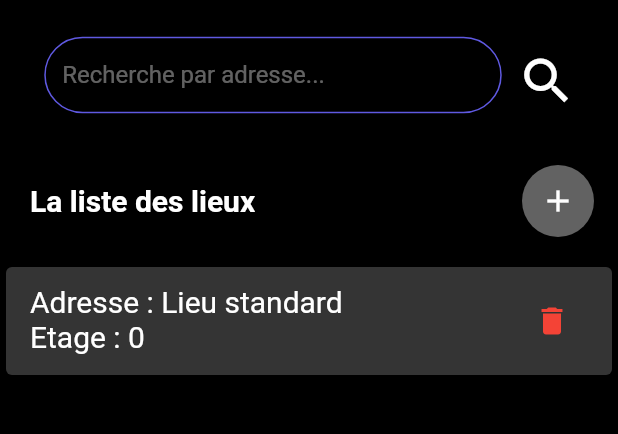
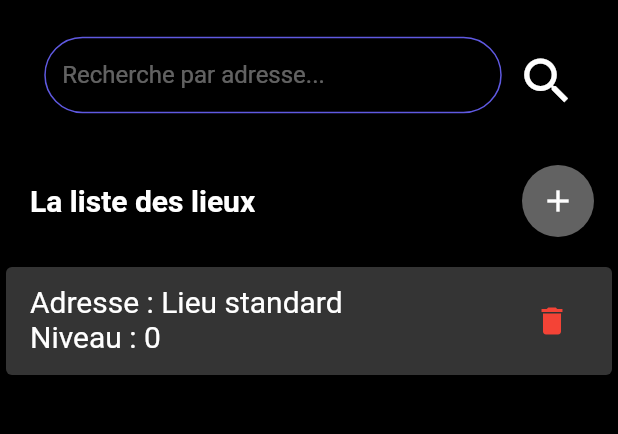
Before and after one commit to ET-TOUNANI/Surface, a Flutter app: the GetLieu screen opened by its route, on a phone screen of 412 x 824 dp, the part 84-518 px from its top. Run offline on Flutter 3.47's test engine with Material 2 defaults, Android fonts, the phone set to English and light mode, and no system bars; our stand-ins replace file_picker, permission_handler, splashscreen, sqflite; missing offline and left inert: excel, flutter_barcode_scanner, flutter_pdfview; accounts and stored records are empty.

Commit message:
Update lieu.pages.dart

```diff
--- a/lib/pages/lieu.pages.dart
+++ b/lib/pages/lieu.pages.dart
@@ -252,7 +252,7 @@ class _GetLieuState extends State<GetLieu> {
                                           maxLines: null,
                                           style: TextStyle(color: Colors.black),
                                           decoration: InputDecoration(
-                                            labelText: 'Etage',
+                                            labelText: 'Niveau',
                                             border: OutlineInputBorder(
                                               borderRadius:
                                                   BorderRadius.circular(30),
@@ -381,7 +381,7 @@ class _GetLieuState extends State<GetLieu> {
                               "Adresse : ${snapshot.data![i]['adresse']}    ",
                               style:
                                   TextStyle(fontSize: 20, color: Colors.white)),
-                          subtitle: Text("Etage : ${(snapshot.data![i]['etage']!=null)?snapshot.data![i]['etage']:0}",
+                          subtitle: Text("Niveau : ${(snapshot.data![i]['etage']!=null)?snapshot.data![i]['etage']:0}",
                               style:
                                   TextStyle(fontSize: 20, color: Colors.white)),
                           trailing: IconButton(
```
